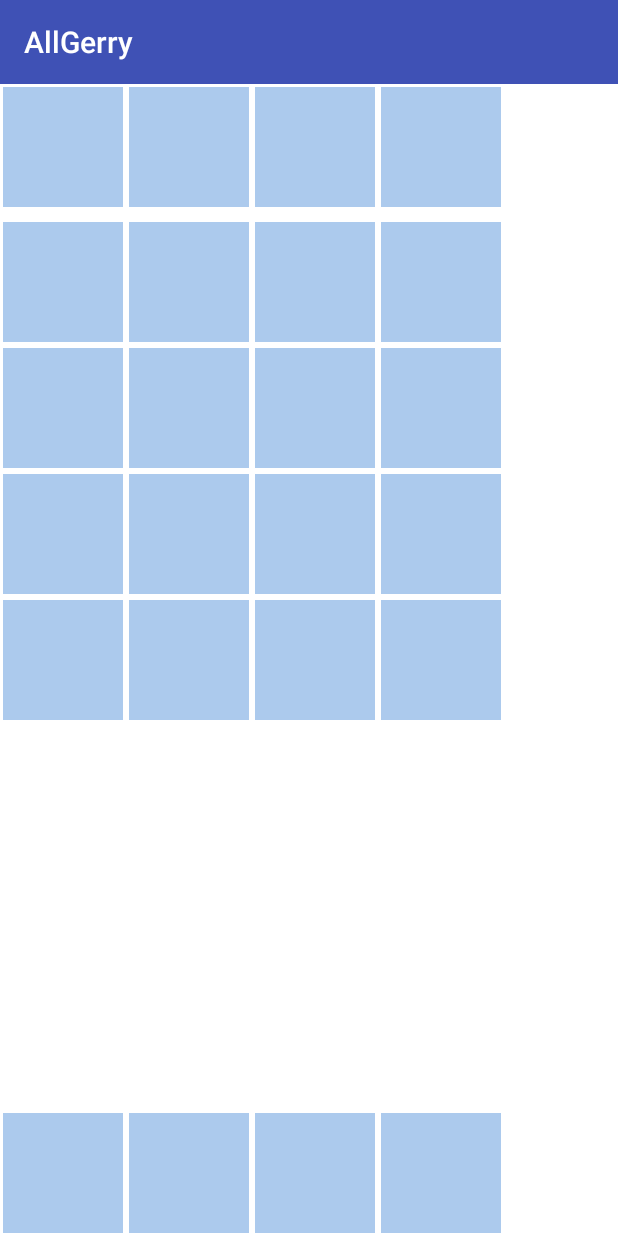
After one commit to gsafiotti/AllGerryCWZ, an Android app: the BattleCWZActivity screen opened directly, with no data from a screen before it, on a phone screen of 412 x 824 dp. The commit adds this screen. Run offline under Robolectric (Android 15) with nearby library versions, the phone set to English and light mode, and no system bars.

Commit message:
sistemata base griglia di gioco

```diff
--- a/app/build.gradle
+++ b/app/build.gradle
@@ -21,6 +21,7 @@ android {
 
 dependencies {
     implementation 'com.android.support:support-v4:25.4.0'
+    implementation 'com.android.support.constraint:constraint-layout:1.0.2'
     compile fileTree(dir: 'libs', include: ['*.jar'])
     androidTestCompile('com.android.support.test.espresso:espresso-core:2.2.2', {
         exclude group: 'com.android.support', module: 'support-annotations'
--- /dev/null
+++ b/app/src/main/java/gerry/allgerry/BattleCWZActivity.java
@@ -0,0 +1,13 @@
+package gerry.allgerry;
+
+import android.support.v7.app.AppCompatActivity;
+import android.os.Bundle;
+
+public class BattleCWZActivity extends AppCompatActivity {
+
+    @Override
+    protected void onCreate(Bundle savedInstanceState) {
+        super.onCreate(savedInstanceState);
+        setContentView(R.layout.activity_battle_cwz);
+    }
+}
--- a/app/src/main/res/layout/activity_battle__cwz.xml
+++ b/app/src/main/res/layout/activity_battle__cwz2.xml
@@ -4,7 +4,7 @@
     android:layout_width="match_parent"
     android:layout_height="match_parent"
     android:background="#0099cc"
-    tools:context=".Battle_CWZ">
+    tools:context=".Battle_CWZ2">
 
     <!-- The primary full-screen view. This can be replaced with whatever view
          is needed to present your content, e.g. VideoView, SurfaceView,
--- /dev/null
+++ b/app/src/main/res/layout/activity_battle_cwz.xml
@@ -0,0 +1,235 @@
+<?xml version="1.0" encoding="utf-8"?>
+<FrameLayout
+    android:layout_width="match_parent"
+    android:layout_height="match_parent"
+    android:fitsSystemWindows="true"
+    xmlns:android="http://schemas.android.com/apk/res/android"
+    xmlns:tools="http://schemas.android.com/tools"
+    android:id="@+id/activity_battle_cws"
+    tools:context=".Battle_CWZ2">
+
+    <RelativeLayout
+        android:layout_width="match_parent"
+        android:layout_height="match_parent"
+        android:background="#ffffff">
+
+        <TableLayout
+            android:layout_width="match_parent"
+            android:layout_height="wrap_content"
+            android:layout_alignParentBottom="true"
+            android:layout_alignParentEnd="true">
+
+            <TableRow
+                android:layout_width="match_parent"
+                android:layout_height="match_parent">
+
+                <ImageView
+                    android:id="@+id/IV_mano1_0"
+                    android:layout_width="80dp"
+                    android:layout_height="80dp"
+                    android:layout_margin="2dp"
+                    android:background="#accaed" />
+
+                <ImageView
+                    android:id="@+id/IV_mano1_1"
+                    android:layout_width="80dp"
+                    android:layout_height="80dp"
+                    android:layout_margin="2dp"
+                    android:background="#accaed" />
+
+                <ImageView
+                    android:id="@+id/IV_mano1_2"
+                    android:layout_width="80dp"
+                    android:layout_height="80dp"
+                    android:layout_margin="2dp"
+                    android:background="#accaed" />
+
+                <ImageView
+                    android:id="@+id/IV_mano1_3"
+                    android:layout_width="80dp"
+                    android:layout_height="80dp"
+                    android:layout_margin="2dp"
+                    android:background="#accaed" />
+            </TableRow>
+        </TableLayout>
+
+        <TableLayout
+            android:layout_width="match_parent"
+            android:layout_height="wrap_content"
+            android:layout_alignParentTop="true"
+            android:layout_centerHorizontal="true">
+
+            <TableRow
+                android:layout_width="match_parent"
+                android:layout_height="match_parent" >
+
+                <ImageView
+                    android:layout_width="80dp"
+                    android:layout_height="80dp"
+                    android:layout_margin="2dp"
+                    android:background="#accaed"
+                    android:id="@+id/IV_mano2_0" />
+                <ImageView
+                    android:layout_width="80dp"
+                    android:layout_height="80dp"
+                    android:layout_margin="2dp"
+                    android:background="#accaed"
+                    android:id="@+id/IV_mano2_1" />
+                <ImageView
+                    android:layout_width="80dp"
+                    android:layout_height="80dp"
+                    android:layout_margin="2dp"
+                    android:background="#accaed"
+                    android:id="@+id/IV_mano2_2" />
+                <ImageView
+                    android:layout_width="80dp"
+                    android:layout_height="80dp"
+                    android:layout_margin="2dp"
+                    android:background="#accaed"
+                    android:id="@+id/IV_mano2_3" />
+            </TableRow>
+        </TableLayout>
+
+        <TableLayout
+            android:layout_width="match_parent"
+            android:layout_height="wrap_content"
+            android:layout_alignParentTop="true"
+            android:layout_centerHorizontal="true"
+            android:layout_marginTop="90dp">
+
+            <TableRow
+                android:layout_width="match_parent"
+                android:layout_height="match_parent">
+
+                <ImageView
+                    android:id="@+id/IV_campo1"
+                    android:layout_width="80dp"
+                    android:layout_height="80dp"
+                    android:layout_margin="2dp"
+                    android:background="#accaed" />
+
+                <ImageView
+                    android:id="@+id/IV_campo2"
+                    android:layout_width="80dp"
+                    android:layout_height="80dp"
+                    android:layout_margin="2dp"
+                    android:background="#accaed" />
+
+                <ImageView
+                    android:id="@+id/IV_campo3"
+                    android:layout_width="80dp"
+                    android:layout_height="80dp"
+                    android:layout_margin="2dp"
+                    android:background="#accaed" />
+
+                <ImageView
+                    android:id="@+id/IV_campo4"
+                    android:layout_width="80dp"
+                    android:layout_height="80dp"
+                    android:layout_margin="2dp"
+                    android:background="#accaed" />
+            </TableRow>
+
+            <TableRow
+                android:layout_width="match_parent"
+                android:layout_height="match_parent">
+
+                <ImageView
+                    android:id="@+id/IV_campo5"
+                    android:layout_width="80dp"
+                    android:layout_height="80dp"
+                    android:layout_margin="2dp"
+                    android:background="#accaed" />
+
+                <ImageView
+                    android:id="@+id/IV_campo6"
+                    android:layout_width="80dp"
+                    android:layout_height="80dp"
+                    android:layout_margin="2dp"
+                    android:background="#accaed" />
+
+                <ImageView
+                    android:id="@+id/IV_campo7"
+                    android:layout_width="80dp"
+                    android:layout_height="80dp"
+                    android:layout_margin="2dp"
+                    android:background="#accaed" />
+
+                <ImageView
+                    android:id="@+id/IV_campo8"
+                    android:layout_width="80dp"
+                    android:layout_height="80dp"
+                    android:layout_margin="2dp"
+                    android:background="#accaed" />
+            </TableRow>
+
+            <TableRow
+                android:layout_width="match_parent"
+                android:layout_height="match_parent">
+
+                <ImageView
+                    android:id="@+id/IV_campo9"
+                    android:layout_width="80dp"
+                    android:layout_height="80dp"
+                    android:layout_margin="2dp"
+                    android:background="#accaed" />
+
+                <ImageView
+                    android:id="@+id/IV_campo10"
+                    android:layout_width="80dp"
+                    android:layout_height="80dp"
+                    android:layout_margin="2dp"
+                    android:background="#accaed" />
+
+                <ImageView
+                    android:id="@+id/IV_campo11"
+                    android:layout_width="80dp"
+                    android:layout_height="80dp"
+                    android:layout_margin="2dp"
+                    android:background="#accaed" />
+
+                <ImageView
+                    android:id="@+id/IV_campo12"
+                    android:layout_width="80dp"
+                    android:layout_height="80dp"
+                    android:layout_margin="2dp"
+                    android:background="#accaed" />
+            </TableRow>
+
+            <TableRow
+                android:layout_width="match_parent"
+                android:layout_height="match_parent">
+
+                <ImageView
+                    android:id="@+id/IV_campo13"
+                    android:layout_width="80dp"
+                    android:layout_height="80dp"
+                    android:layout_margin="2dp"
+                    android:background="#accaed" />
+
+                <ImageView
+                    android:id="@+id/IV_campo14"
+                    android:layout_width="80dp"
+                    android:layout_height="80dp"
+                    android:layout_margin="2dp"
+                    android:background="#accaed" />
+
+                <ImageView
+                    android:id="@+id/IV_campo15"
+                    android:layout_width="80dp"
+                    android:layout_height="80dp"
+                    android:layout_margin="2dp"
+                    android:background="#accaed" />
+
+                <ImageView
+                    android:id="@+id/IV_campo16"
+                    android:layout_width="80dp"
+                    android:layout_height="80dp"
+                    android:layout_margin="2dp"
+                    android:background="#accaed" />
+            </TableRow>
+
+        </TableLayout>
+
+    </RelativeLayout>
+</FrameLayout>
--- a/app/src/main/res/values/dimens.xml
+++ b/app/src/main/res/values/dimens.xml
@@ -1,5 +1,5 @@
 <resources>
     <!-- Default screen margins, per the Android Design guidelines. -->
-    <dimen name="activity_horizontal_margin">16dp</dimen>
-    <dimen name="activity_vertical_margin">16dp</dimen>
+    <dimen name="activity_horizontal_margin">8dp</dimen>
+    <dimen name="activity_vertical_margin">8dp</dimen>
 </resources>
```
Also changed, not shown: app/src/main/AndroidManifest.xml (+5 -3 lines), app/src/main/java/gerry/allgerry/Battle_CWZ.java (deleted, +0 -163 lines), app/src/main/java/gerry/allgerry/MainActivity.java (+11 -0 lines), app/src/main/res/layout/activity_main.xml (+24 -0 lines).
